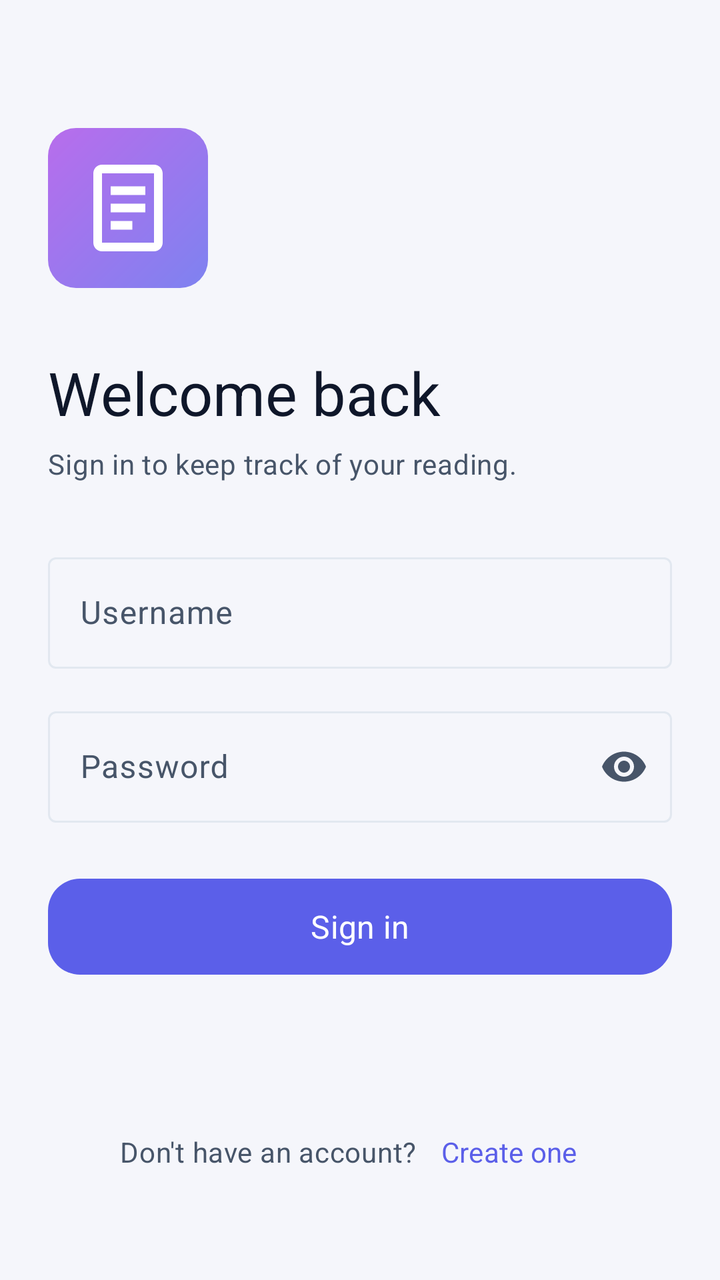
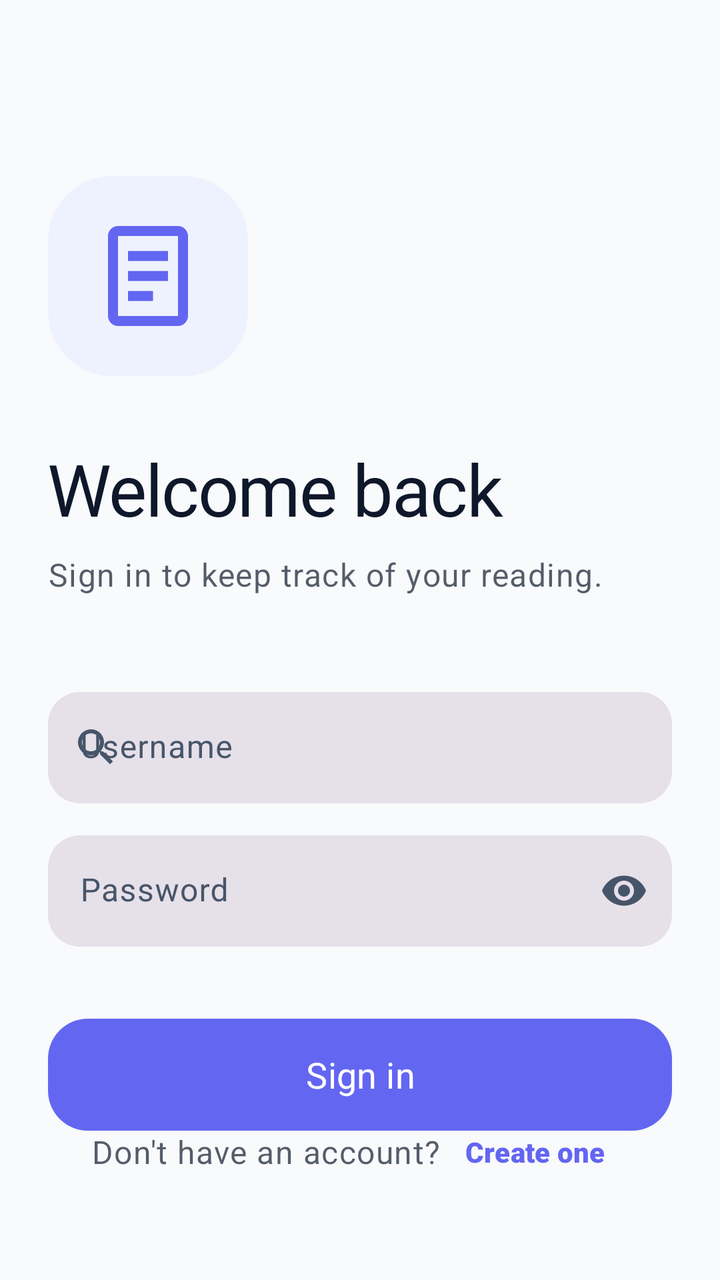

Compare the two renders of this Android layout. The source of the first and the diff that turns it into the second are given below.
<!-- AndroidManifest.xml: application theme Theme.MiniBookLibrary -->
<!-- res/layout/fragment_login.xml -->
<?xml version="1.0" encoding="utf-8"?>
<androidx.core.widget.NestedScrollView
    xmlns:android="http://schemas.android.com/apk/res/android"
    xmlns:app="http://schemas.android.com/apk/res-auto"
    android:layout_width="match_parent"
    android:layout_height="match_parent"
    android:background="?android:colorBackground"
    android:fillViewport="true">

    <androidx.constraintlayout.widget.ConstraintLayout
        android:layout_width="match_parent"
        android:layout_height="match_parent"
        android:padding="24dp">

        <ImageView
            android:id="@+id/logo"
            android:layout_width="80dp"
            android:layout_height="80dp"
            android:layout_marginTop="40dp"
            android:contentDescription="@null"
            android:padding="14dp"
            android:src="@drawable/ic_book"
            android:background="@drawable/bg_cover_placeholder"
            app:layout_constraintStart_toStartOf="parent"
            app:layout_constraintTop_toTopOf="parent"
            app:tint="@color/white" />

        <TextView
            android:id="@+id/title"
            style="@style/TextAppearance.MiniBookLibrary.Display"
            android:layout_width="0dp"
            android:layout_height="wrap_content"
            android:layout_marginTop="32dp"
            android:text="@string/login_title"
            android:textSize="30sp"
            app:layout_constraintEnd_toEndOf="parent"
            app:layout_constraintStart_toStartOf="parent"
            app:layout_constraintTop_toBottomOf="@id/logo" />

        <TextView
            android:id="@+id/subtitle"
            style="@style/TextAppearance.MiniBookLibrary.Body"
            android:layout_width="0dp"
            android:layout_height="wrap_content"
            android:layout_marginTop="6dp"
            android:text="@string/login_subtitle"
            android:textColor="?android:textColorSecondary"
            app:layout_constraintEnd_toEndOf="parent"
            app:layout_constraintStart_toStartOf="parent"
            app:layout_constraintTop_toBottomOf="@id/title" />

        <com.google.android.material.textfield.TextInputLayout
            android:id="@+id/tilUsername"
            style="@style/Widget.Material3.TextInputLayout.OutlinedBox"
            android:layout_width="0dp"
            android:layout_height="wrap_content"
            android:layout_marginTop="32dp"
            android:hint="@string/hint_username"
            app:layout_constraintEnd_toEndOf="parent"
            app:layout_constraintStart_toStartOf="parent"
            app:layout_constraintTop_toBottomOf="@id/subtitle">

            <com.google.android.material.textfield.TextInputEditText
                android:id="@+id/inputUsername"
                android:layout_width="match_parent"
                android:layout_height="wrap_content"
                android:autofillHints="username"
                android:imeOptions="actionNext"
                android:inputType="text" />
        </com.google.android.material.textfield.TextInputLayout>

        <com.google.android.material.textfield.TextInputLayout
            android:id="@+id/tilPassword"
            style="@style/Widget.Material3.TextInputLayout.OutlinedBox"
            android:layout_width="0dp"
            android:layout_height="wrap_content"
            android:layout_marginTop="16dp"
            android:hint="@string/hint_password"
            app:endIconMode="password_toggle"
            app:layout_constraintEnd_toEndOf="parent"
            app:layout_constraintStart_toStartOf="parent"
            app:layout_constraintTop_toBottomOf="@id/tilUsername">

            <com.google.android.material.textfield.TextInputEditText
                android:id="@+id/inputPassword"
                android:layout_width="match_parent"
                android:layout_height="wrap_content"
                android:autofillHints="password"
                android:imeOptions="actionDone"
                android:inputType="textPassword" />
        </com.google.android.material.textfield.TextInputLayout>

        <com.google.android.material.button.MaterialButton
            android:id="@+id/btnLogin"
            android:layout_width="0dp"
            android:layout_height="56dp"
            android:layout_marginTop="24dp"
            android:text="@string/login_button"
            android:textSize="16sp"
            app:cornerRadius="16dp"
            app:layout_constraintEnd_toEndOf="parent"
            app:layout_constraintStart_toStartOf="parent"
            app:layout_constraintTop_toBottomOf="@id/tilPassword" />

        <ProgressBar
            android:id="@+id/progress"
            android:layout_width="wrap_content"
            android:layout_height="wrap_content"
            android:layout_marginTop="16dp"
            android:visibility="gone"
            app:layout_constraintEnd_toEndOf="parent"
            app:layout_constraintStart_toStartOf="parent"
            app:layout_constraintTop_toBottomOf="@id/btnLogin" />

        <LinearLayout
            android:id="@+id/registerRow"
            android:layout_width="wrap_content"
            android:layout_height="wrap_content"
            android:layout_marginBottom="16dp"
            android:gravity="center"
            android:orientation="horizontal"
            app:layout_constraintBottom_toBottomOf="parent"
            app:layout_constraintEnd_toEndOf="parent"
            app:layout_constraintStart_toStartOf="parent">

            <TextView
                style="@style/TextAppearance.MiniBookLibrary.Body"
                android:layout_width="wrap_content"
                android:layout_height="wrap_content"
                android:text="@string/login_no_account"
                android:textColor="?android:textColorSecondary" />

            <com.google.android.material.button.MaterialButton
                android:id="@+id/btnGoRegister"
                style="@style/Widget.Material3.Button.TextButton"
                android:layout_width="wrap_content"
                android:layout_height="wrap_content"
                android:minWidth="0dp"
                android:text="@string/login_create_account" />
        </LinearLayout>
    </androidx.constraintlayout.widget.ConstraintLayout>
</androidx.core.widget.NestedScrollView>
<!-- resources referenced by this layout -->
<resources>
  <!-- drawable bg_cover_placeholder (drawable) -->
  <?xml version="1.0" encoding="utf-8"?>
  <shape xmlns:android="http://schemas.android.com/apk/res/android"
      android:shape="rectangle">
      <gradient
          android:angle="135"
          android:startColor="@color/brand_primary_light"
          android:endColor="@color/brand_secondary"
          android:type="linear" />
      <corners android:radius="14dp" />
  </shape>
  <style name="TextAppearance.MiniBookLibrary.Body" parent="TextAppearance.Material3.BodyMedium" />
  <style name="TextAppearance.MiniBookLibrary.Display" parent="TextAppearance.Material3.HeadlineSmall">
          <item name="android:fontFamily">sans-serif-medium</item>
          <item name="android:textColor">?android:textColorPrimary</item>
      </style>
  <style name="Theme.MiniBookLibrary" parent="Theme.Material3.DayNight.NoActionBar">
          <item name="colorPrimary">@color/brand_primary</item>
          <item name="colorOnPrimary">@color/white</item>
          <item name="colorPrimaryContainer">#E5E6FE</item>
          <item name="colorOnPrimaryContainer">@color/brand_primary_dark</item>
  
          <item name="colorSecondary">@color/brand_secondary</item>
          <item name="colorOnSecondary">@color/white</item>
          <item name="colorSecondaryContainer">#F2DCFB</item>
          <item name="colorOnSecondaryContainer">#3B0F65</item>
  
          <item name="colorTertiary">@color/brand_accent</item>
          <item name="colorOnTertiary">@color/white</item>
  
          <item name="colorError">@color/status_error</item>
          <item name="colorOnError">@color/white</item>
  
          <item name="android:colorBackground">@color/surface_dim</item>
          <item name="colorSurface">@color/surface_light</item>
          <item name="colorOnSurface">@color/text_primary_light</item>
          <item name="colorOnSurfaceVariant">@color/text_secondary_light</item>
          <item name="colorSurfaceVariant">@color/surface_subtle</item>
          <item name="colorOutline">@color/divider_light</item>
  
          <item name="android:statusBarColor" tools:targetApi="lollipop">@android:color/transparent</item>
          <item name="android:windowDrawsSystemBarBackgrounds" tools:targetApi="lollipop">true</item>
          <item name="android:navigationBarColor" tools:targetApi="lollipop">?attr/colorSurface</item>
          <item name="android:windowLightStatusBar" tools:targetApi="m">true</item>
          <item name="android:windowLightNavigationBar" tools:targetApi="o_mr1">true</item>
  
          <item name="android:fontFamily">sans-serif</item>
          <item name="android:textColorPrimary">@color/text_primary_light</item>
          <item name="android:textColorSecondary">@color/text_secondary_light</item>
  
          <item name="materialAlertDialogTheme">@style/AlertDialog.MiniBookLibrary</item>
      </style>
  <color name="brand_primary_light">#7E82F0</color>
  <color name="brand_secondary">#B86DEC</color>
  <color name="brand_primary">#5B5FE9</color>
  <color name="brand_primary_dark">#3F44B8</color>
  <color name="brand_accent">#EC4FA0</color>
  <color name="surface_dim">#F5F6FB</color>
  <color name="surface_subtle">#EEF0F7</color>
  <style name="AlertDialog.MiniBookLibrary" parent="ThemeOverlay.Material3.MaterialAlertDialog">
          <item name="dialogCornerRadius">24dp</item>
      </style>
  <!-- unchanged entries left out for length: 14 -->
</resources>

<!-- the commit's change to res/layout/fragment_login.xml (unified diff, before → after) -->
@@ -2,6 +2,7 @@
 <androidx.core.widget.NestedScrollView
     xmlns:android="http://schemas.android.com/apk/res/android"
     xmlns:app="http://schemas.android.com/apk/res-auto"
+    xmlns:tools="http://schemas.android.com/tools"
     android:layout_width="match_parent"
     android:layout_height="match_parent"
     android:background="?android:colorBackground"
@@ -12,18 +13,25 @@
         android:layout_height="match_parent"
         android:padding="24dp">
 
-        <ImageView
-            android:id="@+id/logo"
-            android:layout_width="80dp"
-            android:layout_height="80dp"
-            android:layout_marginTop="40dp"
-            android:contentDescription="@null"
-            android:padding="14dp"
-            android:src="@drawable/ic_book"
-            android:background="@drawable/bg_cover_placeholder"
+        <com.google.android.material.card.MaterialCardView
+            android:id="@+id/logoCard"
+            android:layout_width="100dp"
+            android:layout_height="100dp"
+            android:layout_marginTop="64dp"
+            app:cardCornerRadius="32dp"
+            app:cardElevation="0dp"
+            app:cardBackgroundColor="?attr/colorPrimaryContainer"
+            app:strokeWidth="0dp"
             app:layout_constraintStart_toStartOf="parent"
-            app:layout_constraintTop_toTopOf="parent"
-            app:tint="@color/white" />
+            app:layout_constraintTop_toTopOf="parent">
+
+            <ImageView
+                android:layout_width="match_parent"
+                android:layout_height="match_parent"
+                android:padding="20dp"
+                android:src="@drawable/ic_book"
+                app:tint="?attr/colorPrimary" />
+        </com.google.android.material.card.MaterialCardView>
 
         <TextView
             android:id="@+id/title"
@@ -32,30 +40,39 @@
             android:layout_height="wrap_content"
             android:layout_marginTop="32dp"
             android:text="@string/login_title"
-            android:textSize="30sp"
+            android:textSize="36sp"
+            android:fontFamily="sans-serif-black"
             app:layout_constraintEnd_toEndOf="parent"
             app:layout_constraintStart_toStartOf="parent"
-            app:layout_constraintTop_toBottomOf="@id/logo" />
+            app:layout_constraintTop_toBottomOf="@id/logoCard" />
 
         <TextView
             android:id="@+id/subtitle"
             style="@style/TextAppearance.MiniBookLibrary.Body"
             android:layout_width="0dp"
             android:layout_height="wrap_content"
-            android:layout_marginTop="6dp"
+            android:layout_marginTop="8dp"
             android:text="@string/login_subtitle"
-            android:textColor="?android:textColorSecondary"
+            android:alpha="0.7"
+            android:textSize="16sp"
             app:layout_constraintEnd_toEndOf="parent"
             app:layout_constraintStart_toStartOf="parent"
             app:layout_constraintTop_toBottomOf="@id/title" />
 
         <com.google.android.material.textfield.TextInputLayout
             android:id="@+id/tilUsername"
-            style="@style/Widget.Material3.TextInputLayout.OutlinedBox"
+            style="@style/Widget.Material3.TextInputLayout.FilledBox"
             android:layout_width="0dp"
             android:layout_height="wrap_content"
-            android:layout_marginTop="32dp"
+            android:layout_marginTop="48dp"
+            app:boxCornerRadiusTopStart="16dp"
+            app:boxCornerRadiusTopEnd="16dp"
+            app:boxCornerRadiusBottomStart="16dp"
+            app:boxCornerRadiusBottomEnd="16dp"
+            app:boxStrokeWidth="0dp"
+            app:boxStrokeWidthFocused="0dp"
             android:hint="@string/hint_username"
+            app:startIconDrawable="@drawable/ic_search"
             app:layout_constraintEnd_toEndOf="parent"
             app:layout_constraintStart_toStartOf="parent"
             app:layout_constraintTop_toBottomOf="@id/subtitle">
@@ -71,10 +88,16 @@
 
         <com.google.android.material.textfield.TextInputLayout
             android:id="@+id/tilPassword"
-            style="@style/Widget.Material3.TextInputLayout.OutlinedBox"
+            style="@style/Widget.Material3.TextInputLayout.FilledBox"
             android:layout_width="0dp"
             android:layout_height="wrap_content"
             android:layout_marginTop="16dp"
+            app:boxCornerRadiusTopStart="16dp"
+            app:boxCornerRadiusTopEnd="16dp"
+            app:boxCornerRadiusBottomStart="16dp"
+            app:boxCornerRadiusBottomEnd="16dp"
+            app:boxStrokeWidth="0dp"
+            app:boxStrokeWidthFocused="0dp"
             android:hint="@string/hint_password"
             app:endIconMode="password_toggle"
             app:layout_constraintEnd_toEndOf="parent"
@@ -92,12 +115,13 @@
 
         <com.google.android.material.button.MaterialButton
             android:id="@+id/btnLogin"
+            style="@style/Widget.Material3.Button"
             android:layout_width="0dp"
-            android:layout_height="56dp"
-            android:layout_marginTop="24dp"
+            android:layout_height="64dp"
+            android:layout_marginTop="32dp"
             android:text="@string/login_button"
-            android:textSize="16sp"
-            app:cornerRadius="16dp"
+            android:textSize="18sp"
+            app:cornerRadius="20dp"
             app:layout_constraintEnd_toEndOf="parent"
             app:layout_constraintStart_toStartOf="parent"
             app:layout_constraintTop_toBottomOf="@id/tilPassword" />
@@ -128,7 +152,7 @@
                 android:layout_width="wrap_content"
                 android:layout_height="wrap_content"
                 android:text="@string/login_no_account"
-                android:textColor="?android:textColorSecondary" />
+                android:alpha="0.7" />
 
             <com.google.android.material.button.MaterialButton
                 android:id="@+id/btnGoRegister"
@@ -136,7 +160,8 @@
                 android:layout_width="wrap_content"
                 android:layout_height="wrap_content"
                 android:minWidth="0dp"
-                android:text="@string/login_create_account" />
+                android:text="@string/login_create_account"
+                android:fontFamily="sans-serif-black" />
         </LinearLayout>
     </androidx.constraintlayout.widget.ConstraintLayout>
 </androidx.core.widget.NestedScrollView>
<!-- resource entries referenced after the edit -->
@@ -1,31 +1,34 @@
 <!-- resources referenced by this layout -->
 <resources>
-  <!-- drawable bg_cover_placeholder (drawable) -->
-  <?xml version="1.0" encoding="utf-8"?>
-  <shape xmlns:android="http://schemas.android.com/apk/res/android"
-      android:shape="rectangle">
-      <gradient
-          android:angle="135"
-          android:startColor="@color/brand_primary_light"
-          android:endColor="@color/brand_secondary"
-          android:type="linear" />
-      <corners android:radius="14dp" />
-  </shape>
-  <style name="TextAppearance.MiniBookLibrary.Body" parent="TextAppearance.Material3.BodyMedium" />
-  <style name="TextAppearance.MiniBookLibrary.Display" parent="TextAppearance.Material3.HeadlineSmall">
-          <item name="android:fontFamily">sans-serif-medium</item>
-          <item name="android:textColor">?android:textColorPrimary</item>
+  <!-- drawable ic_search (drawable) -->
+  <vector xmlns:android="http://schemas.android.com/apk/res/android"
+      android:width="24dp"
+      android:height="24dp"
+      android:viewportWidth="24"
+      android:viewportHeight="24"
+      android:tint="?attr/colorOnSurfaceVariant">
+      <path
+          android:fillColor="@android:color/white"
+          android:pathData="M15.5,14h-0.79l-0.28,-0.27C15.41,12.59 16,11.11 16,9.5C16,5.91 13.09,3 9.5,3S3,5.91 3,9.5S5.91,16 9.5,16c1.61,0 3.09,-0.59 4.23,-1.57l0.27,0.28v0.79l5,4.99L20.49,19L15.5,14zM9.5,14C7.01,14 5,11.99 5,9.5S7.01,5 9.5,5S14,7.01 14,9.5S11.99,14 9.5,14z" />
+  </vector>
+  <style name="TextAppearance.MiniBookLibrary.Body" parent="TextAppearance.Material3.BodyLarge">
+          <item name="android:textColor">?attr/colorOnSurface</item>
+      </style>
+  <style name="TextAppearance.MiniBookLibrary.Display" parent="TextAppearance.Material3.HeadlineMedium">
+          <item name="android:fontFamily">sans-serif-black</item>
+          <item name="android:textColor">?attr/colorOnSurface</item>
+          <item name="android:letterSpacing">-0.02</item>
       </style>
   <style name="Theme.MiniBookLibrary" parent="Theme.Material3.DayNight.NoActionBar">
           <item name="colorPrimary">@color/brand_primary</item>
           <item name="colorOnPrimary">@color/white</item>
-          <item name="colorPrimaryContainer">#E5E6FE</item>
+          <item name="colorPrimaryContainer">@color/brand_primary_light</item>
           <item name="colorOnPrimaryContainer">@color/brand_primary_dark</item>
   
           <item name="colorSecondary">@color/brand_secondary</item>
           <item name="colorOnSecondary">@color/white</item>
-          <item name="colorSecondaryContainer">#F2DCFB</item>
-          <item name="colorOnSecondaryContainer">#3B0F65</item>
+          <item name="colorSecondaryContainer">#F3E8FF</item>
+          <item name="colorOnSecondaryContainer">#581C87</item>
   
           <item name="colorTertiary">@color/brand_accent</item>
           <item name="colorOnTertiary">@color/white</item>
@@ -51,16 +54,26 @@
           <item name="android:textColorSecondary">@color/text_secondary_light</item>
   
           <item name="materialAlertDialogTheme">@style/AlertDialog.MiniBookLibrary</item>
+          
+          
+          <item name="shapeAppearanceMediumComponent">@style/ShapeAppearance.MiniBookLibrary.Medium</item>
+          <item name="shapeAppearanceLargeComponent">@style/ShapeAppearance.MiniBookLibrary.Large</item>
       </style>
-  <color name="brand_primary_light">#7E82F0</color>
-  <color name="brand_secondary">#B86DEC</color>
-  <color name="brand_primary">#5B5FE9</color>
-  <color name="brand_primary_dark">#3F44B8</color>
-  <color name="brand_accent">#EC4FA0</color>
-  <color name="surface_dim">#F5F6FB</color>
-  <color name="surface_subtle">#EEF0F7</color>
+  <color name="brand_primary_light">#EEF2FF</color>
+  <color name="brand_secondary">#A855F7</color>
+  <color name="brand_primary">#6366F1</color>
+  <color name="brand_primary_dark">#4338CA</color>
+  <color name="brand_accent">#F43F5E</color>
+  <color name="surface_dim">#F8FAFC</color>
+  <color name="surface_subtle">#F1F5F9</color>
   <style name="AlertDialog.MiniBookLibrary" parent="ThemeOverlay.Material3.MaterialAlertDialog">
-          <item name="dialogCornerRadius">24dp</item>
+          <item name="dialogCornerRadius">28dp</item>
+      </style>
+  <style name="ShapeAppearance.MiniBookLibrary.Medium" parent="ShapeAppearance.Material3.MediumComponent">
+          <item name="cornerSize">20dp</item>
+      </style>
+  <style name="ShapeAppearance.MiniBookLibrary.Large" parent="ShapeAppearance.Material3.LargeComponent">
+          <item name="cornerSize">28dp</item>
       </style>
   <!-- unchanged entries left out for length: 14 -->
 </resources>
